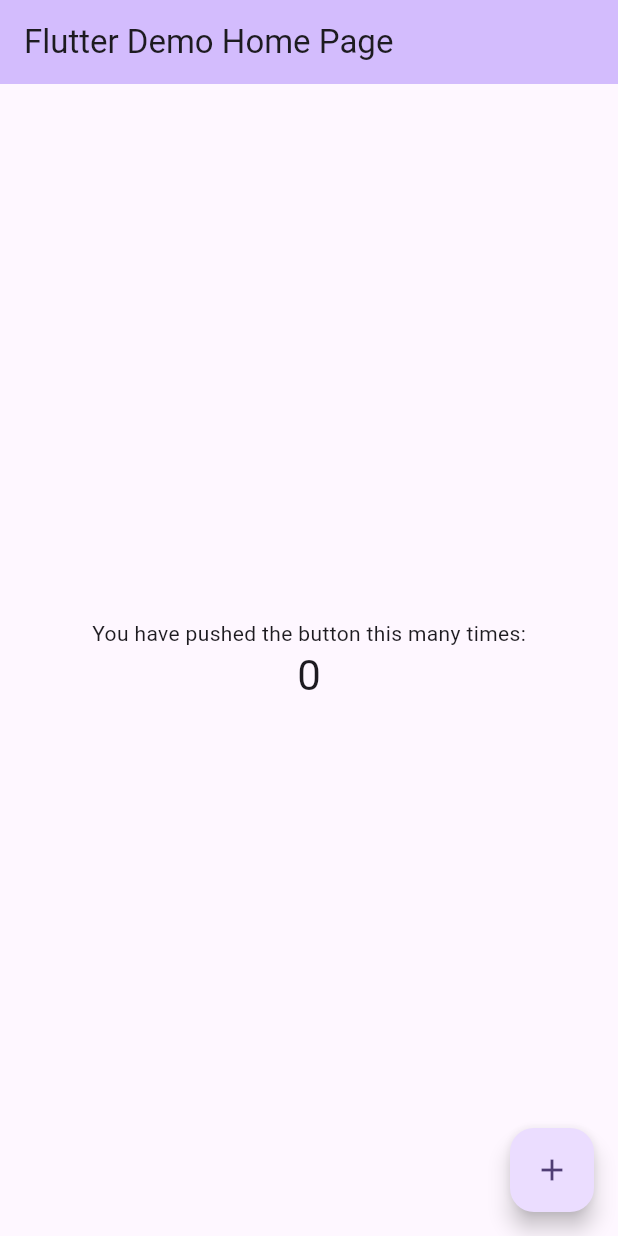
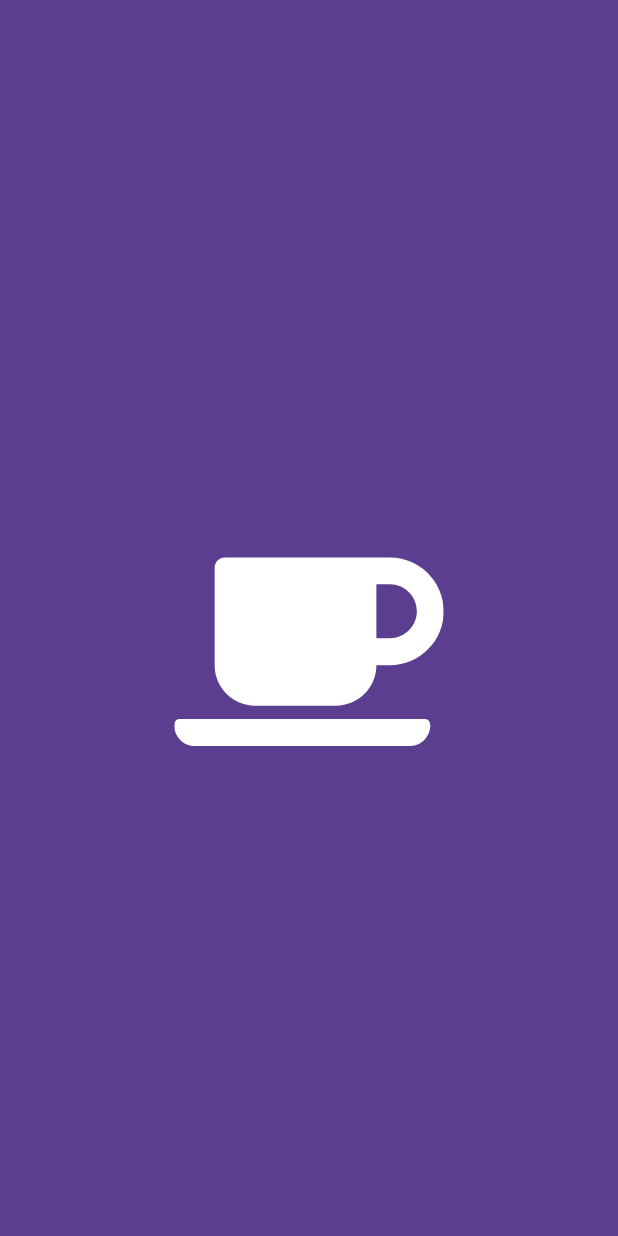
Before and after one commit to Abdelrhman-M98/nuro_app, a Flutter app: the first screen one second after launch, on a phone screen of 412 x 824 dp. Run offline on Flutter 3.47's test engine with Material 3 defaults, Android fonts, the phone set to English and light mode, and no system bars; our stand-ins replace flutter_screenutil, flutter_svg, go_router.

Commit message:
add screen util package , svg ,go routes finish splash screen create login page

```diff
--- /dev/null
+++ b/lib/Core/utils/app_assets.dart
@@ -0,0 +1,3 @@
+class AppAssets {
+  static const String kSplashImage = 'assets/images/coffee-img.svg';
+}
--- /dev/null
+++ b/lib/Core/utils/app_routes.dart
@@ -0,0 +1,47 @@
+import 'package:flutter/widgets.dart';
+import 'package:go_router/go_router.dart';
+import 'package:neuro_app/Features/Login_View/presentation/view/login_view.dart';
+import 'package:neuro_app/Features/Splash_View/presentation/splash_view.dart';
+
+abstract class AppRouter {
+  static const kLoginView = '/loginView';
+  static const kBookDetailsView = '/bookDetailsView';
+  static const kSearchView = '/searchView';
+
+  static final router = GoRouter(
+    routes: [
+      GoRoute(path: '/', builder: (context, state) => SplashView()),
+      GoRoute(
+        path: AppRouter.kLoginView,
+        pageBuilder: (context, state) {
+          return CustomTransitionPage(
+            key: state.pageKey,
+            child: LoginView(),
+            transitionDuration: const Duration(milliseconds: 600),
+            transitionsBuilder: (
+              context,
+              animation,
+              secondaryAnimation,
+              child,
+            ) {
+              return FadeTransition(opacity: animation, child: child);
+            },
+          );
+        },
+      ),
+      // GoRoute(
+      //   path: kBookDetailsView,
+      //   builder: (context, state) => BlocProvider(
+      //     create: (context) => SimilarBooksCubit(getIt.get<HomeRepoImpl>()),
+      //     child: BookDetailsView(
+      //       book: state.extra as BookModel,
+      //     ),
+      //   ),
+      // ),
+      // GoRoute(
+      //   path: kSearchView,
+      //   builder: (context, state) => SearchView(),
+      // ),
+    ],
+  );
+}
--- /dev/null
+++ b/lib/Core/utils/const.dart
@@ -0,0 +1,3 @@
+import 'package:flutter/material.dart';
+
+const kPrimaryColor = Color(0xFF5B3E90);
--- /dev/null
+++ b/lib/Features/Splash_View/presentation/splash_view.dart
@@ -0,0 +1,11 @@
+import 'package:flutter/material.dart';
+import 'package:neuro_app/Features/Splash_View/presentation/widget/splash_view_body.dart';
+
+class SplashView extends StatelessWidget {
+  const SplashView({super.key});
+
+  @override
+  Widget build(BuildContext context) {
+    return Scaffold(body: SplashViewBody());
+  }
+}
--- /dev/null
+++ b/lib/Features/Splash_View/presentation/widget/splash_view_body.dart
@@ -0,0 +1,75 @@
+import 'package:flutter/material.dart';
+import 'package:flutter_screenutil/flutter_screenutil.dart';
+import 'package:flutter_svg/svg.dart';
+import 'package:go_router/go_router.dart';
+import 'package:neuro_app/Core/utils/app_assets.dart';
+import 'package:neuro_app/Core/utils/app_routes.dart';
+import 'package:neuro_app/Core/utils/const.dart';
+
+class SplashViewBody extends StatefulWidget {
+  const SplashViewBody({super.key});
+
+  @override
+  State<SplashViewBody> createState() => _SplashViewBodyState();
+}
+
+class _SplashViewBodyState extends State<SplashViewBody>
+    with SingleTickerProviderStateMixin {
+  late AnimationController animationController;
+  late Animation<Offset> slideAnimation;
+
+  @override
+  void initState() {
+    super.initState();
+    initSlideAnimation();
+    navigate();
+  }
+
+  @override
+  void dispose() {
+    animationController.dispose();
+    super.dispose();
+  }
+
+  @override
+  Widget build(BuildContext context) {
+    return Container(
+      width: double.infinity,
+      height: double.infinity,
+      color: kPrimaryColor,
+      child: Center(
+        child: AnimatedBuilder(
+          animation: animationController,
+          builder: (context, child) {
+            return SlideTransition(position: slideAnimation, child: child);
+          },
+          child: SvgPicture.asset(
+            AppAssets.kSplashImage,
+            width: 200.w,
+            height: 200.h,
+          ),
+        ),
+      ),
+    );
+  }
+
+  void initSlideAnimation() {
+    animationController = AnimationController(
+      duration: const Duration(seconds: 1),
+      vsync: this,
+    );
+    slideAnimation = Tween<Offset>(
+      begin: const Offset(0, 2),
+      end: Offset.zero,
+    ).animate(
+      CurvedAnimation(parent: animationController, curve: Curves.easeOut),
+    );
+    animationController.forward();
+  }
+
+  void navigate() {
+    Future.delayed(const Duration(seconds: 2), () {
+      GoRouter.of(context).push(AppRouter.kLoginView);
+    });
+  }
+}
--- a/lib/main.dart
+++ b/lib/main.dart
@@ -1,4 +1,6 @@
 import 'package:flutter/material.dart';
+import 'package:flutter_screenutil/flutter_screenutil.dart';
+import 'package:neuro_app/Core/utils/app_routes.dart';
 
 void main() {
   runApp(const MyApp());
@@ -7,116 +9,18 @@ void main() {
 class MyApp extends StatelessWidget {
   const MyApp({super.key});
 
-  // This widget is the root of your application.
   @override
   Widget build(BuildContext context) {
-    return MaterialApp(
-      title: 'Flutter Demo',
-      theme: ThemeData(
-        // This is the theme of your application.
-        //
-        // TRY THIS: Try running your application with "flutter run". You'll see
-        // the application has a purple toolbar. Then, without quitting the app,
-        // try changing the seedColor in the colorScheme below to Colors.green
-        // and then invoke "hot reload" (save your changes or press the "hot
-        // reload" button in a Flutter-supported IDE, or press "r" if you used
-        // the command line to start the app).
-        //
-        // Notice that the counter didn't reset back to zero; the application
-        // state is not lost during the reload. To reset the state, use hot
-        // restart instead.
-        //
-        // This works for code too, not just values: Most code changes can be
-        // tested with just a hot reload.
-        colorScheme: ColorScheme.fromSeed(seedColor: Colors.deepPurple),
-      ),
-      home: const MyHomePage(title: 'Flutter Demo Home Page'),
+    return ScreenUtilInit(
+      designSize: const Size(412, 917),
+      minTextAdapt: true,
+      splitScreenMode: true,
+      builder: (context, child) {
+        return MaterialApp.router(
+          debugShowCheckedModeBanner: false,
+          routerConfig: AppRouter.router,
+        );
+      },
     );
   }
 }
-
-class MyHomePage extends StatefulWidget {
-  const MyHomePage({super.key, required this.title});
-
-  // This widget is the home page of your application. It is stateful, meaning
-  // that it has a State object (defined below) that contains fields that affect
-  // how it looks.
-
-  // This class is the configuration for the state. It holds the values (in this
-  // case the title) provided by the parent (in this case the App widget) and
-  // used by the build method of the State. Fields in a Widget subclass are
-  // always marked "final".
-
-  final String title;
-
-  @override
-  State<MyHomePage> createState() => _MyHomePageState();
-}
-
-class _MyHomePageState extends State<MyHomePage> {
-  int _counter = 0;
-
-  void _incrementCounter() {
-    setState(() {
-      // This call to setState tells the Flutter framework that something has
-      // changed in this State, which causes it to rerun the build method below
-      // so that the display can reflect the updated values. If we changed
-      // _counter without calling setState(), then the build method would not be
-      // called again, and so nothing would appear to happen.
-      _counter++;
-    });
-  }
-
-  @override
-  Widget build(BuildContext context) {
-    // This method is rerun every time setState is called, for instance as done
-    // by the _incrementCounter method above.
-    //
-    // The Flutter framework has been optimized to make rerunning build methods
-    // fast, so that you can just rebuild anything that needs updating rather
-    // than having to individually change instances of widgets.
-    return Scaffold(
-      appBar: AppBar(
-        // TRY THIS: Try changing the color here to a specific color (to
-        // Colors.amber, perhaps?) and trigger a hot reload to see the AppBar
-        // change color while the other colors stay the same.
-        backgroundColor: Theme.of(context).colorScheme.inversePrimary,
-        // Here we take the value from the MyHomePage object that was created by
-        // the App.build method, and use it to set our appbar title.
-        title: Text(widget.title),
-      ),
-      body: Center(
-        // Center is a layout widget. It takes a single child and positions it
-        // in the middle of the parent.
-        child: Column(
-          // Column is also a layout widget. It takes a list of children and
-          // arranges them vertically. By default, it sizes itself to fit its
-          // children horizontally, and tries to be as tall as its parent.
-          //
-          // Column has various properties to control how it sizes itself and
-          // how it positions its children. Here we use mainAxisAlignment to
-          // center the children vertically; the main axis here is the vertical
-          // axis because Columns are vertical (the cross axis would be
-          // horizontal).
-          //
-          // TRY THIS: Invoke "debug painting" (choose the "Toggle Debug Paint"
-          // action in the IDE, or press "p" in the console), to see the
-          // wireframe for each widget.
-          mainAxisAlignment: MainAxisAlignment.center,
-          children: <Widget>[
-            const Text('You have pushed the button this many times:'),
-            Text(
-              '$_counter',
-              style: Theme.of(context).textTheme.headlineMedium,
-            ),
-          ],
-        ),
-      ),
-      floatingActionButton: FloatingActionButton(
-        onPressed: _incrementCounter,
-        tooltip: 'Increment',
-        child: const Icon(Icons.add),
-      ), // This trailing comma makes auto-formatting nicer for build methods.
-    );
-  }
-}
```
Also changed, not shown: lib/Features/Login_View/presentation/view/login_view.dart (added, +11 -0 lines), lib/Features/Login_View/presentation/view/widget/login_view_body.dart (added, +10 -0 lines), pubspec.yaml (+11 -8 lines), assets/icons/Doctor.svg (added), assets/icons/Nuers.svg (added), assets/icons/Paient.svg (added), assets/images/check-circle.svg (added), assets/images/coffee-img.svg (added), fonts/Roboto_Condensed-Regular.ttf (added), pubspec.lock, 1 other file.
